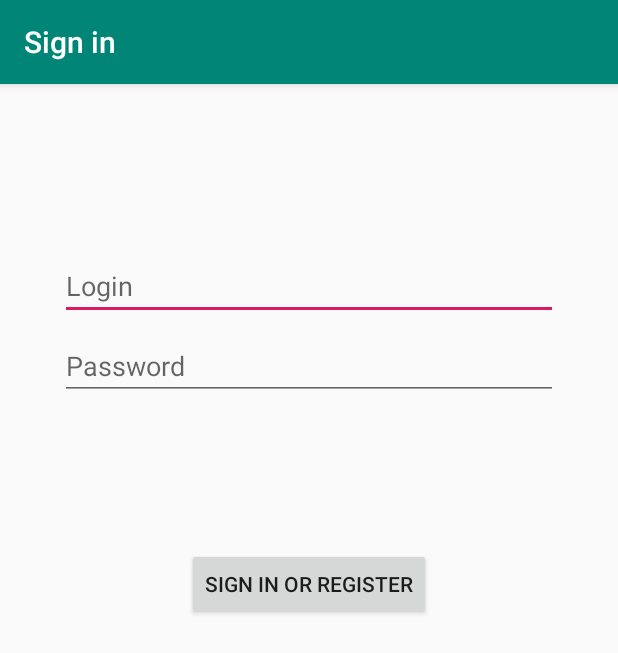
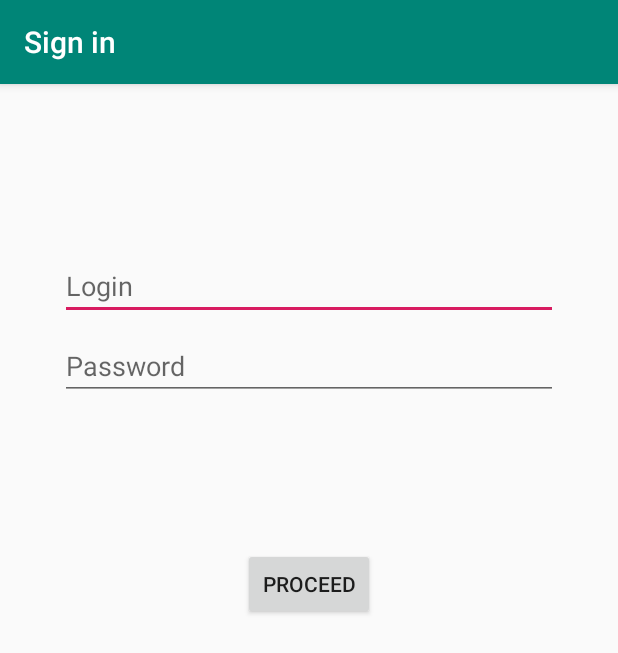
Before and after one commit to mic1410/mvp_picoftheday, an Android app: the screen it shows after launch (LoginActivity), on a phone screen of 412 x 824 dp. Shown: the top 653 px of the screen. Run offline under Robolectric (Android 15) with nearby library versions, the phone set to English and light mode, and no system bars.

```diff
--- a/app/src/main/AndroidManifest.xml
+++ b/app/src/main/AndroidManifest.xml
@@ -10,8 +10,9 @@
         android:roundIcon="@mipmap/ic_launcher_round"
         android:supportsRtl="true"
         android:theme="@style/AppTheme">
+        <activity android:name=".picture.PictureActivity"></activity>
         <activity
-            android:name=".LoginActivity"
+            android:name=".login.LoginActivity"
             android:label="@string/title_activity_login">
             <intent-filter>
                 <action android:name="android.intent.action.MAIN" />
--- a/app/src/main/java/com/example/picoftheday/LoginInteractor.kt
+++ b/app/src/main/java/com/example/picoftheday/login/LoginInteractor.kt
@@ -1,4 +1,4 @@
-package com.example.picoftheday
+package com.example.picoftheday.login
 
 import android.os.Handler
 
--- a/app/src/main/java/com/example/picoftheday/LoginPresenter.kt
+++ b/app/src/main/java/com/example/picoftheday/login/LoginPresenter.kt
@@ -1,4 +1,4 @@
-package com.example.picoftheday
+package com.example.picoftheday.login
 
 class LoginPresenter(var loginView: LoginView?, val loginInteractor: LoginInteractor) :
     LoginInteractor.OnLoginFinishedListener {
--- a/app/src/main/java/com/example/picoftheday/LoginView.kt
+++ b/app/src/main/java/com/example/picoftheday/login/LoginView.kt
@@ -1,4 +1,4 @@
-package com.example.picoftheday
+package com.example.picoftheday.login
 
 interface LoginView {
     fun showProgress()
--- a/app/src/main/res/layout/activity_login.xml
+++ b/app/src/main/res/layout/activity_login.xml
@@ -9,7 +9,7 @@
     android:paddingTop="@dimen/activity_vertical_margin"
     android:paddingRight="@dimen/activity_horizontal_margin"
     android:paddingBottom="@dimen/activity_vertical_margin"
-    tools:context=".LoginActivity">
+    tools:context=".login.LoginActivity">
 
     <EditText
         android:id="@+id/username"
@@ -35,7 +35,6 @@
         android:layout_marginEnd="24dp"
 
         android:hint="@string/prompt_password"
-        android:imeActionLabel="@string/action_sign_in_short"
         android:imeOptions="actionDone"
         android:inputType="textPassword"
         android:selectAllOnFocus="true"
--- a/app/src/main/res/values/strings.xml
+++ b/app/src/main/res/values/strings.xml
@@ -3,7 +3,7 @@
     <string name="title_activity_login">Sign in</string>
     <string name="prompt_login">Login</string>
     <string name="prompt_password">Password</string>
-    <string name="action_sign_in">Sign in or register</string>
+    <string name="action_sign_in">Proceed</string>
     <string name="action_sign_in_short">Sign in</string>
     <string name="login_failed">"Login failed"</string>
     <string name="username_error">invalid username</string>
```
Also changed, not shown: app/src/main/java/com/example/picoftheday/login/LoginActivity.kt (renamed from app/src/main/java/com/example/picoftheday/LoginActivity.kt, +9 -3 lines), app/src/main/java/com/example/picoftheday/picture/PictureActivity.kt (added, +13 -0 lines), app/src/main/res/layout/activity_picture.xml (added, +8 -0 lines).
